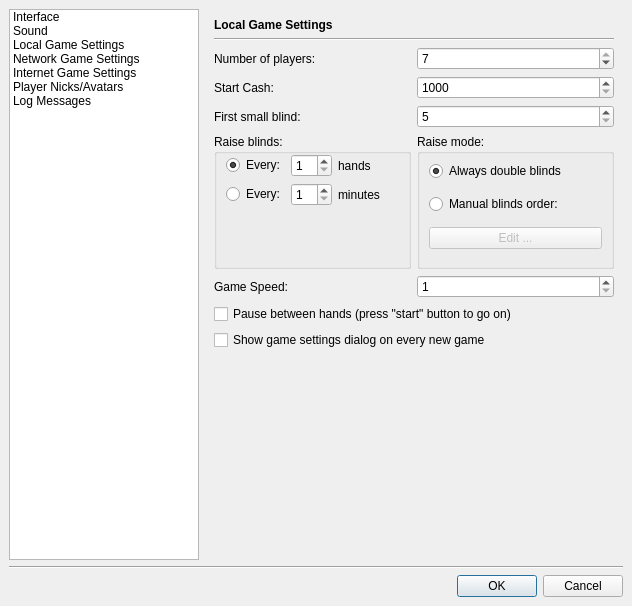
Old version of the form src/gui/qt/settingsdialog.ui in the repository pokerth/pokerth.
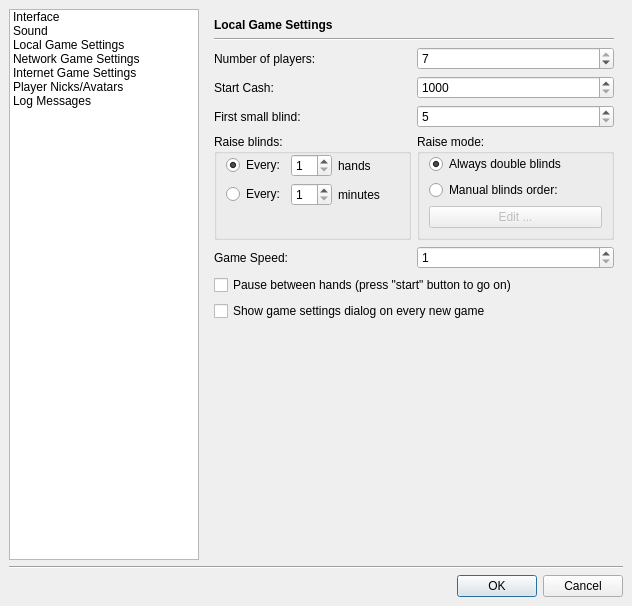
New version of the form. The open tabs and pages were chosen to show the change. Icons and pictures are not drawn. Custom widgets are drawn as their Qt base class.

```diff
--- a/src/gui/qt/settingsdialog.ui
+++ b/src/gui/qt/settingsdialog.ui
@@ -591,7 +591,7 @@
               <property name="sizeHint" >
                <size>
                 <width>20</width>
-                <height>10</height>
+                <height>5</height>
                </size>
               </property>
              </spacer>
@@ -692,7 +692,7 @@
          <property name="sizeHint" >
           <size>
            <width>400</width>
-           <height>201</height>
+           <height>231</height>
           </size>
          </property>
         </spacer>
```
Left out of the diff: 4 changed lines with no effect on the pictures.
